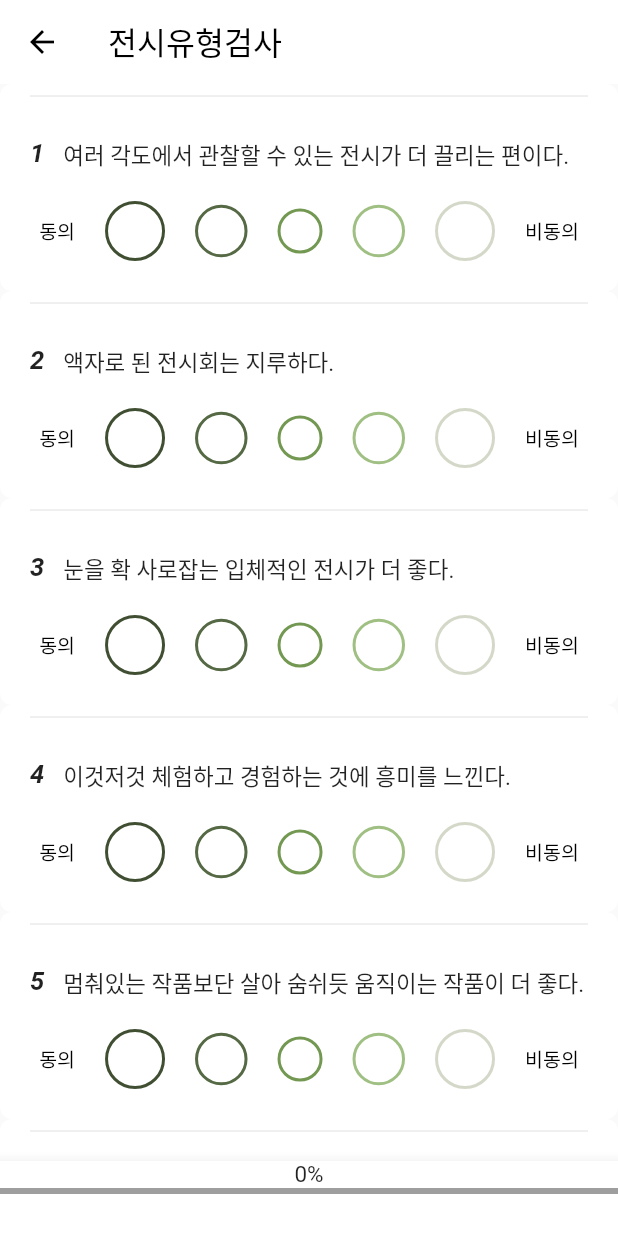
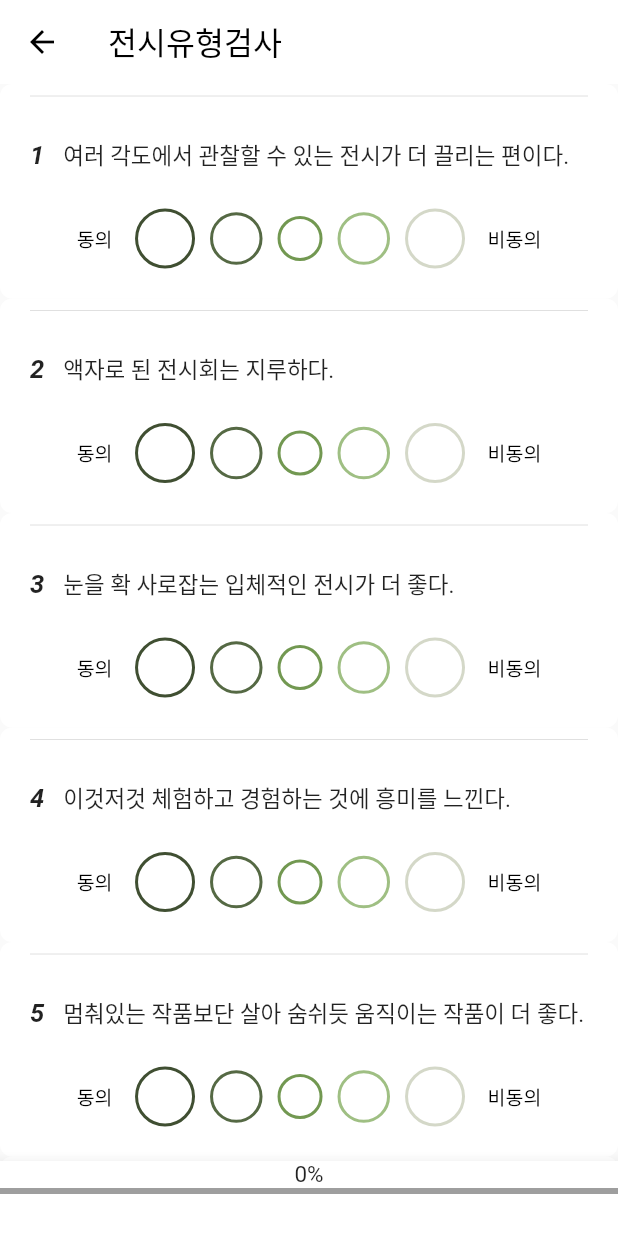
Before and after one commit to chg1179/Flutter_exhibition, a Flutter app: the JTBI screen opened directly, on a phone screen of 412 x 824 dp. Shown: the top 1233 px of the screen. Run offline on Flutter 3.47's test engine with Material 2 defaults, Android fonts, the phone set to English and light mode, and no system bars; our stand-ins replace cached_network_image, cloud_firestore, firebase_auth, firebase_core, firebase_storage, flutter_spinkit and 6 more; missing offline and left inert: country_calling_code_picker; accounts and stored records are empty.

Commit message:
스타일 수정

```diff
--- a/lib/myPage/JTBI/jbti1.dart
+++ b/lib/myPage/JTBI/jbti1.dart
@@ -371,12 +371,15 @@ class QuestionSection extends StatelessWidget {
             child: Row(
               crossAxisAlignment: CrossAxisAlignment.start,
               children: [
-                Text(
+                Padding(
+                  padding: const EdgeInsets.only(top: 1),
+                  child: Text(
                     '${questionIndex + 1}   ',
                     style: TextStyle(
                       fontStyle: FontStyle.italic,
                       fontWeight: FontWeight.bold,
                       fontSize: 17,
+                    ),
                   ),
                 ),
                 Expanded(
@@ -388,8 +391,10 @@ class QuestionSection extends StatelessWidget {
               ],
             ),
           ),
-          SizedBox(height: 20),
-          Row(
+          SizedBox(height: 25),
+          Container(
+            width: MediaQuery.of(context).size.width - 30,
+            child: Row(
               mainAxisAlignment: MainAxisAlignment.center,
               children: [
                 Text(
@@ -416,6 +421,7 @@ class QuestionSection extends StatelessWidget {
                   style: TextStyle(color: Colors.black, fontSize: 13),
                 ),
               ],
+            ),
           ),
         ],
       ),
@@ -451,7 +457,7 @@ class AnswerOption extends StatelessWidget {
       child: Container(
         width: size,
         height: size,
-        margin: EdgeInsets.symmetric(horizontal: 10),
+        margin: EdgeInsets.symmetric(horizontal: 5),
         decoration: BoxDecoration(
           color: isSelected ? _getAnswerColor(answerIndex) : Colors.transparent,
           border: Border.all(color: borderColor, width: 2),
```
Lines whose indentation alone changed are shown as unchanged.
